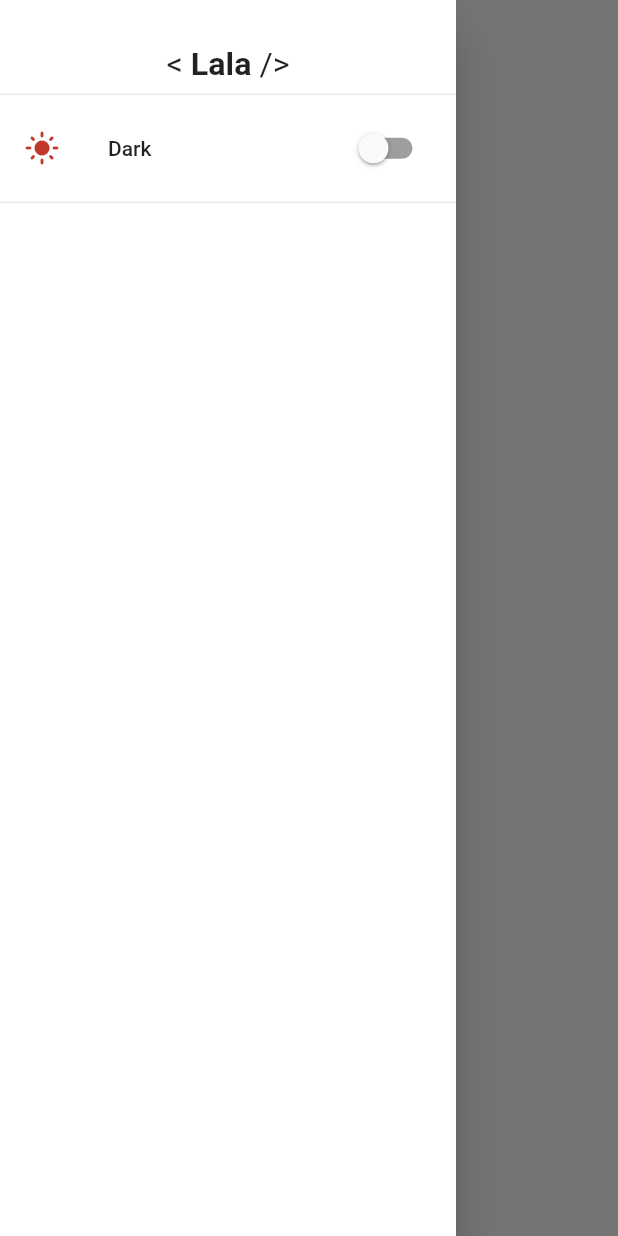
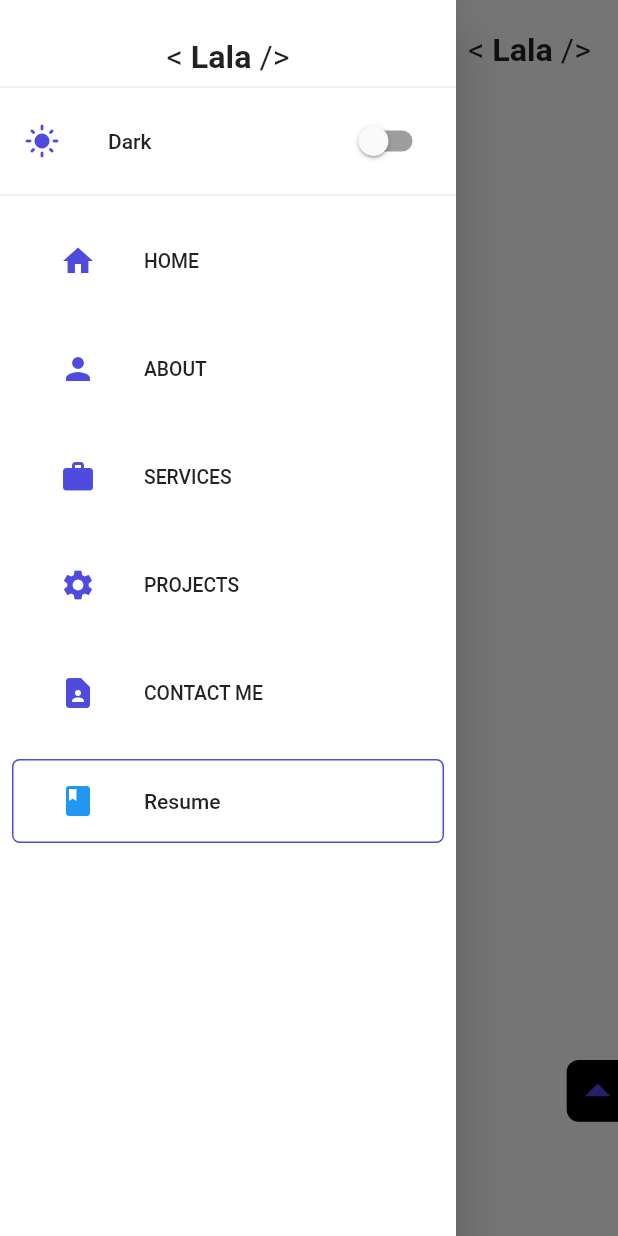
Before and after one commit to ngodings/portfolio, a Flutter app: the screen it shows after launch, with the side drawer open, on a phone screen of 412 x 824 dp. Run offline on Flutter 3.47's test engine with Material 2 defaults, Android fonts, the phone set to English and light mode, and no system bars; our stand-ins replace flutter_hooks, flutter_screenutil, shared_preferences, url_strategy; missing offline and left inert: universal_html; Roboto replaces fonts that are missing (Agustina, Poppins).

Commit message:
add navbar for mobile and desktop version

```diff
--- a/lib/configs/theme/app_theme.dart
+++ b/lib/configs/theme/app_theme.dart
@@ -4,9 +4,9 @@ import 'app_core_theme.dart';
 
 class AppTheme {
   static final _core = AppCoreTheme(
-    shadowSub: const Color(0xffC0392B).withAlpha(100),
-    primary: const Color(0xffC0392B),
-    primaryLight: const Color(0xffC0392B).withAlpha(100),
+    shadowSub: const Color(0xff155C93).withAlpha(100),
+    primary: const Color(0xff4E4BDE),
+    primaryLight: const Color(0xff2670A9).withAlpha(100),
     textSub: const Color(0xff141414),
     textSub2: const Color(0xff696969),
   );
--- a/lib/features/main/main_screen.dart
+++ b/lib/features/main/main_screen.dart
@@ -1,5 +1,8 @@
 import 'package:flutter/material.dart';
+import 'package:portfolio/features/main/widgets/body_screen.dart';
+import 'package:portfolio/features/main/widgets/navbar_desktop.dart';
 import 'package:portfolio/utils/responsive_utils.dart';
+import 'package:portfolio/widgets/arrow_on_top_widget.dart';
 import 'package:provider/provider.dart';
 
 import '../../configs/app.dart';
@@ -16,10 +19,16 @@ class MainScreen extends StatelessWidget {
     return Scaffold(
       key: drawerProvider.key,
       extendBodyBehindAppBar: true,
-      drawer: !Responsive.isDesktop(context) ? MobileDrawer() : null,
+      drawer: !Responsive.isDesktop(context) ? const MobileDrawer() : null,
       body: SafeArea(
         child: Stack(
-          children: [Container()],
+          children: [
+            const BodyScreen(),
+            const ArrowOnTopWidget(),
+            Responsive.isTablet(context) || Responsive.isMobile(context)
+                ? const NavbarTablet()
+                : const NavbarDesktop()
+          ],
         ),
       ),
     );
--- /dev/null
+++ b/lib/features/main/widgets/body_screen.dart
@@ -0,0 +1,19 @@
+import 'package:flutter/material.dart';
+import 'package:portfolio/utils/body_utils.dart';
+import 'package:provider/provider.dart';
+
+import '../../../provider/scroll_provider.dart';
+
+class BodyScreen extends StatelessWidget {
+  const BodyScreen({super.key});
+
+  @override
+  Widget build(BuildContext context) {
+    final scrollProvider = Provider.of<ScrollProvider>(context);
+    return ListView.builder(
+      controller: scrollProvider.controller,
+      itemCount: BodyUtils.views.length,
+      itemBuilder: (context, index) => BodyUtils.views[index],
+    );
+  }
+}
--- a/lib/features/main/widgets/mobile_drawer.dart
+++ b/lib/features/main/widgets/mobile_drawer.dart
@@ -1,9 +1,11 @@
 import 'package:flutter/material.dart';
-import 'package:flutter_screenutil/flutter_screenutil.dart';
+
 import 'package:portfolio/configs/configs.dart';
 import 'package:portfolio/provider/app_provider.dart';
 import 'package:portfolio/provider/scroll_provider.dart';
+import 'package:portfolio/utils/const.dart';
 import 'package:portfolio/utils/navbar_utils.dart';
+import 'package:portfolio/utils/utils.dart';
 import 'package:portfolio/widgets/navbar_logo_widget.dart';
 import 'package:provider/provider.dart';
 
@@ -18,7 +20,7 @@ class MobileDrawer extends StatelessWidget {
       child: Material(
         color: appProvider.isDark ? Colors.grey[900] : Colors.white,
         child: Padding(
-          padding: EdgeInsets.fromLTRB(0, 25.h, 0, 0),
+          padding: const EdgeInsets.fromLTRB(0, 25, 0, 0),
           child: Column(
             crossAxisAlignment: CrossAxisAlignment.start,
             children: [
@@ -52,10 +54,39 @@ class MobileDrawer extends StatelessWidget {
                           Navigator.pop(context);
                         },
                         hoverColor: AppTheme.c!.primary!.withAlpha(70),
-                        child: ListTile(),
+                        child: ListTile(
+                          leading: Icon(
+                            NavBarUtils.icons[e.key],
+                            color: AppTheme.c!.primary,
+                          ),
+                          title: Text(
+                            e.value,
+                            style: AppText.l1,
+                          ),
+                        ),
                       ),
                     ),
-                  )
+                  ),
+              Padding(
+                padding: const EdgeInsets.all(8.0),
+                child: MaterialButton(
+                  onPressed: () => openURL(StaticUtils.resume),
+                  hoverColor: AppTheme.c!.primary!.withAlpha(150),
+                  shape: RoundedRectangleBorder(
+                    borderRadius: BorderRadius.circular(5.0),
+                    side: BorderSide(color: AppTheme.c!.primary!),
+                  ),
+                  child: const ListTile(
+                    leading: Icon(
+                      Icons.book,
+                      color: Colors.blue,
+                    ),
+                    title: Text(
+                      'Resume',
+                    ),
+                  ),
+                ),
+              )
             ],
           ),
         ),
--- /dev/null
+++ b/lib/features/main/widgets/navbar_desktop.dart
@@ -0,0 +1,97 @@
+import 'package:flutter/material.dart';
+import 'package:portfolio/animations/entrance_fader.dart';
+import 'package:portfolio/configs/configs.dart';
+import 'package:portfolio/utils/navbar_utils.dart';
+import 'package:portfolio/utils/utils.dart';
+import 'package:portfolio/widgets/navbar_action_button.dart';
+import 'package:portfolio/widgets/navbar_logo_widget.dart';
+import 'package:provider/provider.dart';
+import 'package:universal_html/html.dart' as html;
+
+import '../../../configs/ui/space.dart';
+import '../../../provider/app_provider.dart';
+import '../../../provider/drawer_provider.dart';
+
+class NavbarDesktop extends StatelessWidget {
+  const NavbarDesktop({super.key});
+
+  @override
+  Widget build(BuildContext context) {
+    final appProvider = Provider.of<AppProvider>(context);
+
+    return Container(
+      padding: Space.all(),
+      color: appProvider.isDark ? Colors.black : Colors.white,
+      child: Row(
+        children: [
+          const NavBarLogo(),
+          Space.xm!,
+          ...NavBarUtils.names.asMap().entries.map(
+                (e) => NavbarActionButton(label: e.value, index: e.key),
+              ),
+          EntranceFader(
+            offset: const Offset(0, -10),
+            delay: const Duration(milliseconds: 150),
+            duration: const Duration(milliseconds: 350),
+            child: MaterialButton(
+              onPressed: () {
+                html.window.open(StaticUtils.resume, "pdf");
+              },
+              hoverColor: AppTheme.c!.primary!.withAlpha(180),
+              shape: RoundedRectangleBorder(
+                  borderRadius: BorderRadius.circular(10.0),
+                  side: BorderSide(color: AppTheme.c!.primary!)),
+              child: Padding(
+                padding: Space.all(1.25, 0.45),
+                child: Text(
+                  'Resume',
+                  style: AppText.l1b,
+                ),
+              ),
+            ),
+          ),
+          Space.x!,
+          Switch(
+            inactiveTrackColor: Colors.grey,
+            value: appProvider.isDark,
+            onChanged: (value) {
+              appProvider.setTheme(!value ? ThemeMode.light : ThemeMode.dark);
+            },
+            activeColor: AppTheme.c!.primary!,
+          ),
+          Space.x!,
+        ],
+      ),
+    );
+  }
+}
+
+class NavbarTablet extends StatelessWidget {
+  const NavbarTablet({super.key});
+
+  @override
+  Widget build(BuildContext context) {
+    final drawerProvider = Provider.of<DrawerProvider>(context);
+    return Padding(
+      padding: Space.v!,
+      child: Row(
+        children: [
+          Space.x1!,
+          IconButton(
+            highlightColor: Colors.white54,
+            splashRadius: AppDimensions.normalize(10),
+            onPressed: () {
+              drawerProvider.key.currentState!.openDrawer();
+            },
+            icon: const Icon(
+              Icons.menu,
+            ),
+          ),
+          Space.xm!,
+          const NavBarLogo(),
+          Space.x1!,
+        ],
+      ),
+    );
+  }
+}
--- a/lib/main.dart
+++ b/lib/main.dart
@@ -4,9 +4,12 @@ import 'package:portfolio/features/main/main_screen.dart';
 import 'package:portfolio/provider/app_provider.dart';
 import 'package:portfolio/provider/drawer_provider.dart';
 import 'package:portfolio/provider/scroll_provider.dart';
+import 'package:url_strategy/url_strategy.dart';
 import 'package:provider/provider.dart';
 
 void main() {
+  WidgetsFlutterBinding.ensureInitialized();
+  setPathUrlStrategy();
   runApp(const MyApp());
 }
 
--- a/lib/utils/navbar_utils.dart
+++ b/lib/utils/navbar_utils.dart
@@ -13,7 +13,6 @@ class NavBarUtils {
     Icons.home,
     Icons.person,
     Icons.work,
-    Icons.build,
     Icons.settings,
     Icons.contact_page,
   ];
--- a/lib/widgets/navbar_action_button.dart
+++ b/lib/widgets/navbar_action_button.dart
@@ -17,11 +17,15 @@ class NavbarActionButton extends StatelessWidget {
   @override
   Widget build(BuildContext context) {
     final scrollProvider = Provider.of<ScrollProvider>(context);
+
     return EntranceFader(
+        offset: const Offset(0, -10),
+        delay: const Duration(milliseconds: 100),
+        duration: const Duration(milliseconds: 250),
         child: Container(
           margin: Space.h,
           decoration: BoxDecoration(
-        borderRadius: BorderRadius.circular(16.w),
+            borderRadius: BorderRadius.circular(16),
           ),
           child: MaterialButton(
             onPressed: () {
```
Lines whose indentation alone changed are shown as unchanged.
